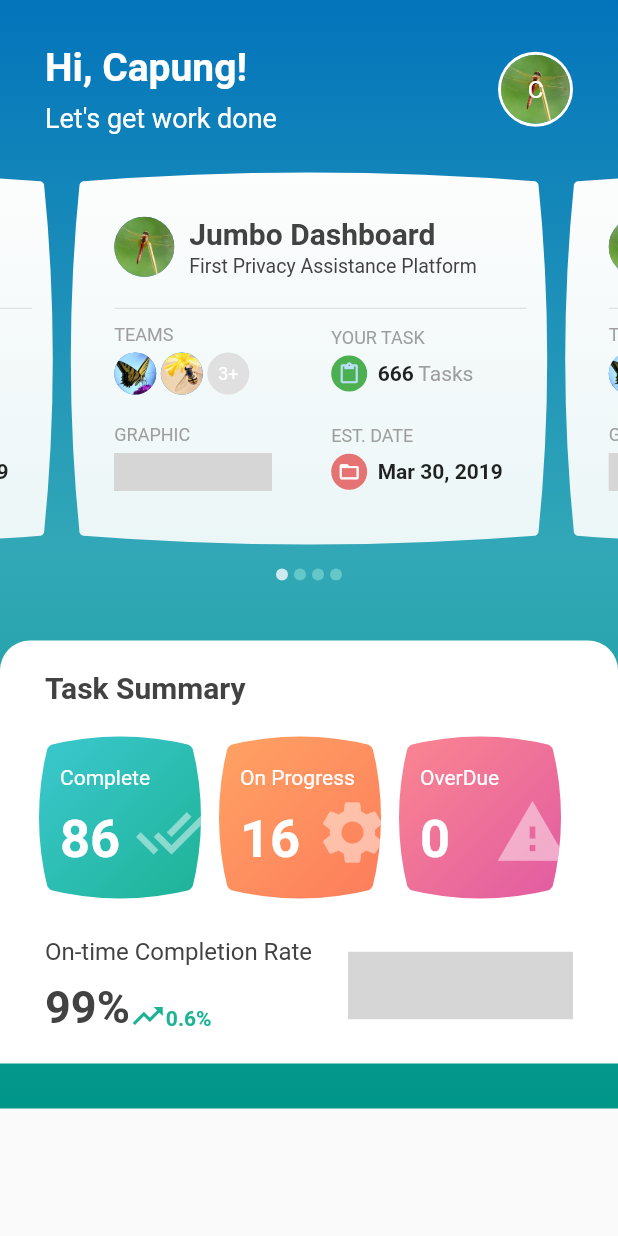
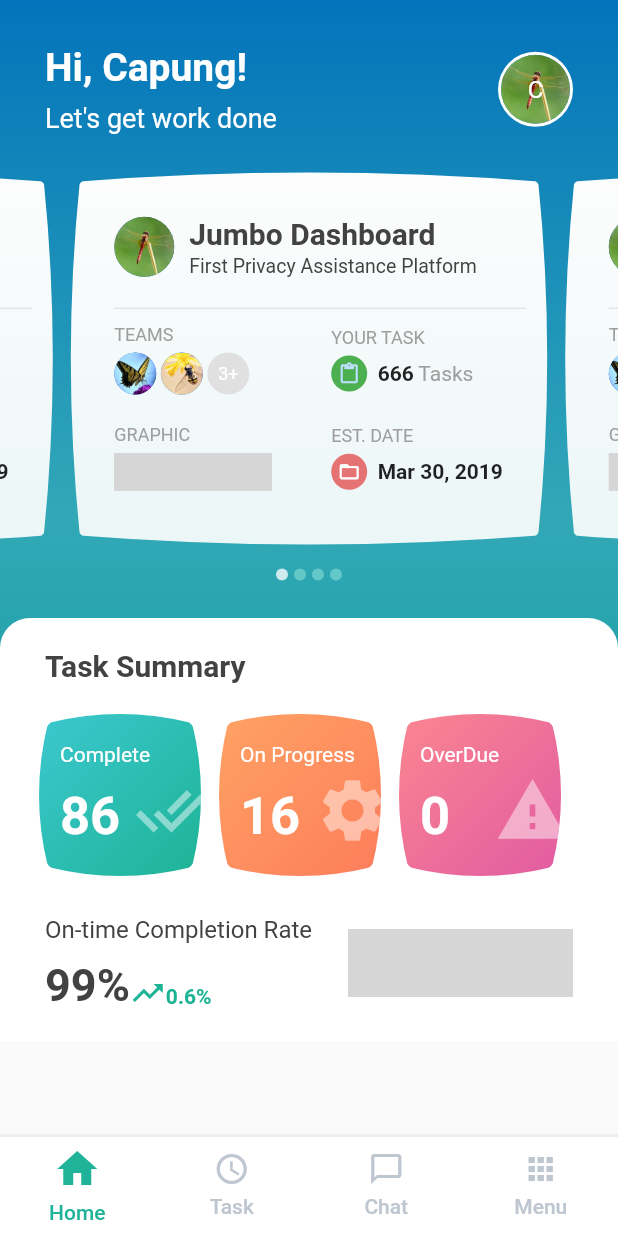
Before and after one commit to fariswd/pmgr, a Flutter app: the screen it shows after launch, on a phone screen of 412 x 824 dp. Run offline on Flutter 3.47's test engine with Material 2 defaults, Android fonts, the phone set to English and light mode, and no system bars; drawn by our look-alikes of carousel_slider; missing offline and left inert: flutter_sparkline; grey boxes are pictures that could not be loaded.

Commit message:
add navigator

```diff
--- a/lib/screen/index_screen.dart
+++ b/lib/screen/index_screen.dart
@@ -9,9 +9,23 @@ class IndexScreen extends StatefulWidget {
   _IndexScreenState createState() => _IndexScreenState();
 }
 
-class _IndexScreenState extends State<IndexScreen> {
+class _IndexScreenState extends State<IndexScreen>
+    with SingleTickerProviderStateMixin {
+  TabController tabController;
   int _current = 0;
   var data = [0.0, 5.0, 2.0, 4.0, 3.0, 8.0, 10.0];
+
+  @override
+  void initState() {
+    tabController = TabController(vsync: this, length: 4);
+    super.initState();
+  }
+
+  @override
+  void dispose() {
+    tabController.dispose();
+    super.dispose();
+  }
 
   Widget headerContent(title, content) {
     return Container(
@@ -331,7 +345,7 @@ class _IndexScreenState extends State<IndexScreen> {
   Widget summary() {
     return Container(
       width: double.infinity,
-      margin: EdgeInsets.only(top: 30),
+      margin: EdgeInsets.only(top: 15),
       padding: EdgeInsets.all(20),
       decoration: BoxDecoration(
         color: Colors.white,
@@ -458,7 +472,7 @@ class _IndexScreenState extends State<IndexScreen> {
       body: ListView(
         children: <Widget>[
           Container(
-            padding: EdgeInsets.only(bottom: 30),
+            // padding: EdgeInsets.only(bottom: 30),
             width: double.infinity,
             decoration: BoxDecoration(
               gradient: LinearGradient(
@@ -511,6 +525,56 @@ class _IndexScreenState extends State<IndexScreen> {
           ),
         ],
       ),
+      bottomNavigationBar: Container(
+        decoration: BoxDecoration(
+          color: Colors.white,
+          border: Border(
+            top: BorderSide(width: 2, color: Colors.grey[200])
+          )
+        ),
+        height: 68,
+        child: TabBar(
+          labelPadding: EdgeInsets.only(top: 4),
+          indicatorColor: Colors.transparent,
+          unselectedLabelColor: Color(0xFFBEC6D0),
+          labelColor: Color(0xFF1FB499),
+          // unselectedLabelStyle: TextStyle(color: Color(0xFFBEC6D0)),
+          controller: tabController,
+          tabs: <Widget>[
+            Tab(
+              icon: Icon(
+                Icons.home,
+                size: 32,
+              ),
+              child: Container(
+                transform: Matrix4.translationValues(0.0, -5.0, 0.0),
+                child: Text('Home'),
+              ),
+            ),
+            Tab(
+              icon: Icon(Icons.query_builder),
+              child: Container(
+                transform: Matrix4.translationValues(0.0, -5.0, 0.0),
+                child: Text('Task'),
+              )
+            ),
+            Tab(
+              icon: Icon(Icons.chat_bubble_outline),
+              child: Container(
+                transform: Matrix4.translationValues(0.0, -5.0, 0.0),
+                child: Text('Chat'),
+              )
+            ),
+            Tab(
+              icon: Icon(Icons.apps),
+              child: Container(
+                transform: Matrix4.translationValues(0.0, -5.0, 0.0),
+                child: Text('Menu'),
+              )
+            )
+          ],
+        ),
+      ),
     );
   }
 }
```
